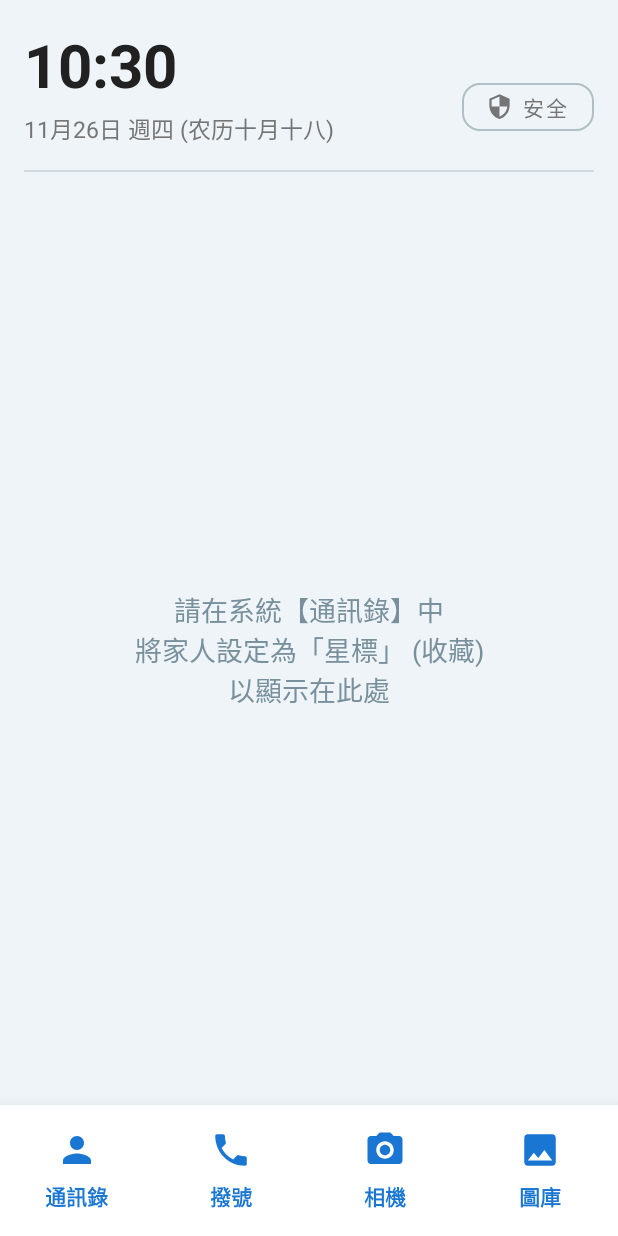
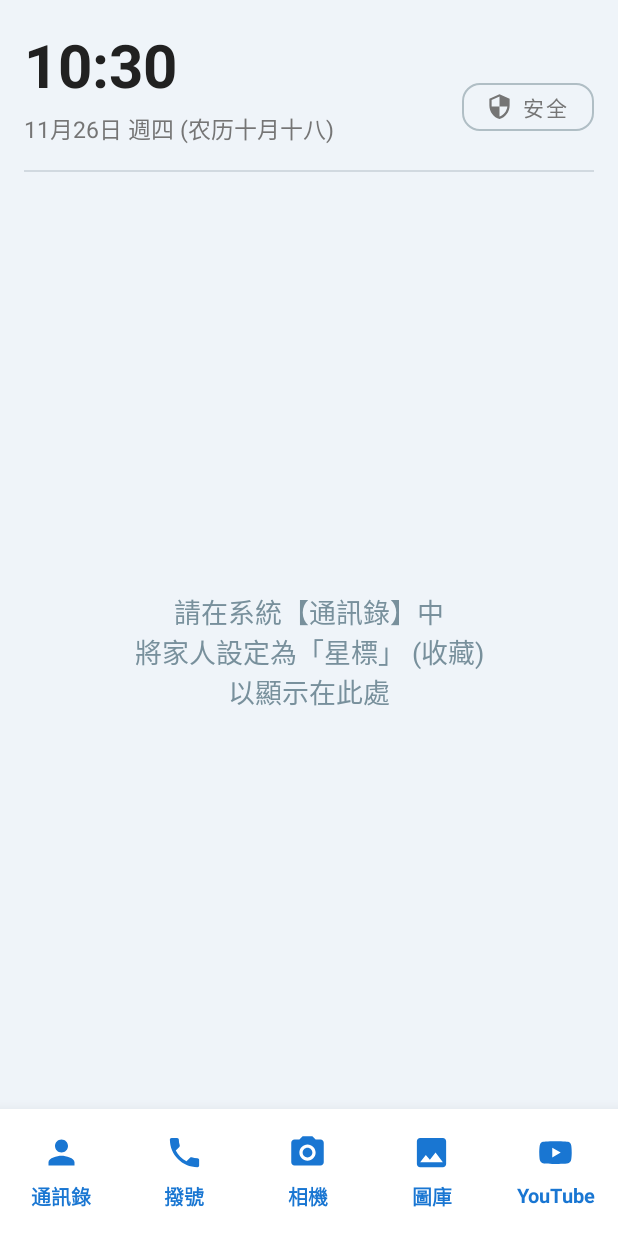
Before and after one commit to tanj299/SeniorLauncher, an Android app: the screen it shows after launch (MainActivity), on a phone screen of 412 x 824 dp. Run offline under Robolectric (Android 15) with nearby library versions, the phone set to English and light mode, and no system bars; pictures from the network do not load.

Commit message:
feat: add YouTube shortcut to bottom navigation dock

```diff
--- a/app/src/main/java/com/example/seniorlauncher/MainActivity.kt
+++ b/app/src/main/java/com/example/seniorlauncher/MainActivity.kt
@@ -26,7 +26,6 @@ import android.widget.Toast
 import androidx.appcompat.app.AppCompatActivity
 import androidx.core.app.ActivityCompat
 import androidx.core.content.ContextCompat
-import com.google.android.material.card.MaterialCardView
 import java.text.SimpleDateFormat
 import java.util.Date
 import java.util.Locale
@@ -156,8 +155,14 @@ class MainActivity : AppCompatActivity() {
         findViewById<View>(R.id.btnPhone).setOnClickListener { startActivity(Intent(Intent.ACTION_DIAL)) }
         findViewById<View>(R.id.btnCamera).setOnClickListener { startActivity(Intent(android.provider.MediaStore.INTENT_ACTION_STILL_IMAGE_CAMERA)) }
         findViewById<View>(R.id.btnGallery).setOnClickListener { startActivity(Intent(Intent.ACTION_VIEW).apply { type = "image/*" }) }
-
-        // Replaced direct SOS with second-layer safety menu trigger
+        findViewById<View>(R.id.btnYoutube).setOnClickListener {
+            val launchIntent = packageManager.getLaunchIntentForPackage("com.google.android.youtube")
+            if (launchIntent != null) {
+                startActivity(launchIntent)
+            } else {
+                startActivity(Intent(Intent.ACTION_VIEW, Uri.parse("https://m.youtube.com")))
+            }
+        }
         findViewById<Button>(R.id.btnSos).setOnClickListener { showSafetyOptionsDialog() }
     }
 
--- /dev/null
+++ b/app/src/main/res/drawable/ic_dock_youtube.xml
@@ -0,0 +1 @@
+<vector xmlns:android="http://schemas.android.com/apk/res/android" android:width="28dp" android:height="28dp" android:viewportWidth="24" android:viewportHeight="24" android:tint="#1976D2"><path android:fillColor="@android:color/white" android:pathData="M21.58,7.19c-0.23,-0.86 -0.91,-1.54 -1.77,-1.77C18.25,5 12,5 12,5s-6.25,0 -7.81,0.42c-0.86,0.23 -1.54,0.91 -1.77,1.77C2,8.75 2,12 2,12s0,3.25 0.42,4.81c0.23,0.86 0.91,1.54 1.77,1.77C5.75,19 12,19 12,19s6.25,0 7.81,-0.42c0.86,-0.23 1.54,-0.91 1.77,-1.77C22,15.25 22,12 22,12s0,-3.25 -0.42,-4.81zM10,15V9l5.2,3L10,15z"/></vector>
--- a/app/src/main/res/layout/activity_main.xml
+++ b/app/src/main/res/layout/activity_main.xml
@@ -116,7 +116,7 @@
         android:paddingHorizontal="8dp"
         android:alignmentMode="alignMargins" />
 
-    <!-- Material Design Tab Bar Dock using Vector Icons -->
+    <!-- Material Design 5-Tab Bar Dock -->
     <com.google.android.material.card.MaterialCardView
         android:layout_width="match_parent"
         android:layout_height="wrap_content"
@@ -143,8 +143,8 @@
                 android:focusable="true"
                 android:background="?attr/selectableItemBackground"
                 android:paddingVertical="6dp">
-                <ImageView android:layout_width="28dp" android:layout_height="28dp" android:src="@drawable/ic_dock_contacts" />
-                <TextView android:text="通訊錄" android:textSize="14sp" android:textStyle="bold" android:textColor="#1976D2" android:layout_marginTop="6dp" android:layout_width="wrap_content" android:layout_height="wrap_content"/>
+                <ImageView android:layout_width="26dp" android:layout_height="26dp" android:src="@drawable/ic_dock_contacts" />
+                <TextView android:text="通訊錄" android:textSize="13sp" android:textStyle="bold" android:textColor="#1976D2" android:maxLines="1" android:layout_marginTop="6dp" android:layout_width="wrap_content" android:layout_height="wrap_content"/>
             </LinearLayout>
 
             <LinearLayout
@@ -158,8 +158,8 @@
                 android:focusable="true"
                 android:background="?attr/selectableItemBackground"
                 android:paddingVertical="6dp">
-                <ImageView android:layout_width="28dp" android:layout_height="28dp" android:src="@drawable/ic_dock_phone" />
-                <TextView android:text="撥號" android:textSize="14sp" android:textStyle="bold" android:textColor="#1976D2" android:layout_marginTop="6dp" android:layout_width="wrap_content" android:layout_height="wrap_content"/>
+                <ImageView android:layout_width="26dp" android:layout_height="26dp" android:src="@drawable/ic_dock_phone" />
+                <TextView android:text="撥號" android:textSize="13sp" android:textStyle="bold" android:textColor="#1976D2" android:maxLines="1" android:layout_marginTop="6dp" android:layout_width="wrap_content" android:layout_height="wrap_content"/>
             </LinearLayout>
 
             <LinearLayout
@@ -173,8 +173,8 @@
                 android:focusable="true"
                 android:background="?attr/selectableItemBackground"
                 android:paddingVertical="6dp">
-                <ImageView android:layout_width="28dp" android:layout_height="28dp" android:src="@drawable/ic_dock_camera" />
-                <TextView android:text="相機" android:textSize="14sp" android:textStyle="bold" android:textColor="#1976D2" android:layout_marginTop="6dp" android:layout_width="wrap_content" android:layout_height="wrap_content"/>
+                <ImageView android:layout_width="26dp" android:layout_height="26dp" android:src="@drawable/ic_dock_camera" />
+                <TextView android:text="相機" android:textSize="13sp" android:textStyle="bold" android:textColor="#1976D2" android:maxLines="1" android:layout_marginTop="6dp" android:layout_width="wrap_content" android:layout_height="wrap_content"/>
             </LinearLayout>
 
             <LinearLayout
@@ -188,8 +188,23 @@
                 android:focusable="true"
                 android:background="?attr/selectableItemBackground"
                 android:paddingVertical="6dp">
-                <ImageView android:layout_width="28dp" android:layout_height="28dp" android:src="@drawable/ic_dock_gallery" />
-                <TextView android:text="圖庫" android:textSize="14sp" android:textStyle="bold" android:textColor="#1976D2" android:layout_marginTop="6dp" android:layout_width="wrap_content" android:layout_height="wrap_content"/>
+                <ImageView android:layout_width="26dp" android:layout_height="26dp" android:src="@drawable/ic_dock_gallery" />
+                <TextView android:text="圖庫" android:textSize="13sp" android:textStyle="bold" android:textColor="#1976D2" android:maxLines="1" android:layout_marginTop="6dp" android:layout_width="wrap_content" android:layout_height="wrap_content"/>
+            </LinearLayout>
+
+            <LinearLayout
+                android:id="@+id/btnYoutube"
+                android:layout_width="0dp"
+                android:layout_height="wrap_content"
+                android:layout_weight="1"
+                android:orientation="vertical"
+                android:gravity="center"
+                android:clickable="true"
+                android:focusable="true"
+                android:background="?attr/selectableItemBackground"
+                android:paddingVertical="6dp">
+                <ImageView android:layout_width="26dp" android:layout_height="26dp" android:src="@drawable/ic_dock_youtube" />
+                <TextView android:text="YouTube" android:textSize="13sp" android:textStyle="bold" android:textColor="#1976D2" android:maxLines="1" android:layout_marginTop="6dp" android:layout_width="wrap_content" android:layout_height="wrap_content"/>
             </LinearLayout>
         </LinearLayout>
     </com.google.android.material.card.MaterialCardView>
```
